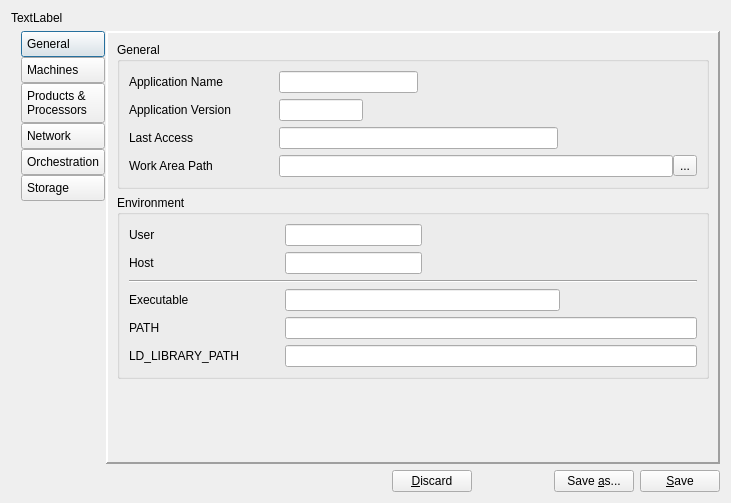
Above: qpfgui/configtool.ui from jc-gonzalez/qpfcoregui before the change. Below: the same form after it.
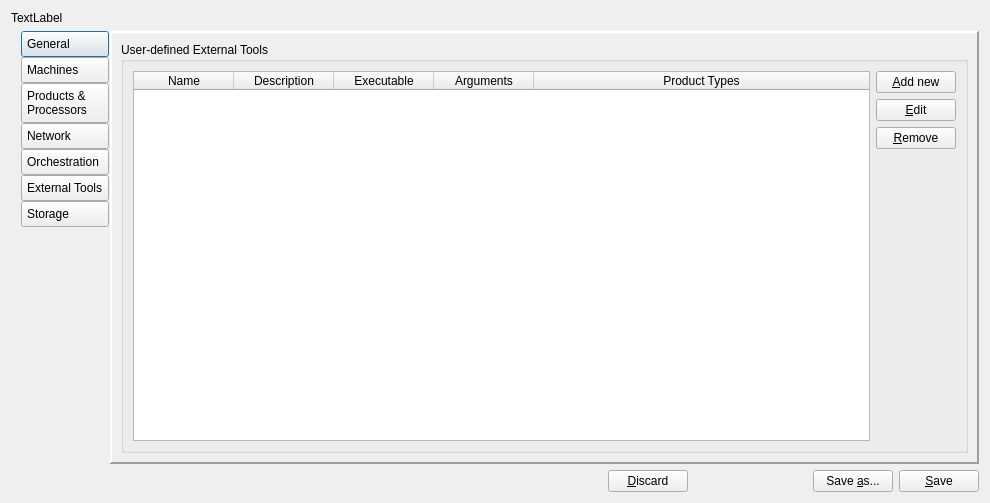
That is the form after the change. Icons and pictures are not drawn.

Commit message: Moved User Defined Tools configuration to a new tab in Config Tool

Patch:
```diff
--- a/qpfgui/configtool.ui
+++ b/qpfgui/configtool.ui
@@ -6,7 +6,7 @@
    <rect>
     <x>0</x>
     <y>0</y>
-    <width>731</width>
+    <width>990</width>
     <height>503</height>
    </rect>
   </property>
@@ -171,6 +171,32 @@
          </attribute>
         </widget>
        </item>
+       <item>
+        <widget class="QPushButton" name="tbtnExtTools">
+         <property name="styleSheet">
+          <string notr="true">QPushButton { text-align: left; padding: 5px; }</string>
+         </property>
+         <property name="text">
+          <string>External Tools</string>
+         </property>
+         <property name="icon">
+          <iconset resource="configtool.qrc">
+           <normaloff>:/img/img/exttools.png</normaloff>:/img/img/exttools.png</iconset>
+         </property>
+         <property name="iconSize">
+          <size>
+           <width>48</width>
+           <height>48</height>
+          </size>
+         </property>
+         <property name="autoExclusive">
+          <bool>true</bool>
+         </property>
+         <attribute name="buttonGroup">
+          <string notr="true">btngrpSection</string>
+         </attribute>
+        </widget>
+       </item>
        <item>
         <widget class="QPushButton" name="tbtnStorage">
          <property name="styleSheet">
@@ -224,7 +250,7 @@
         <number>2</number>
        </property>
        <property name="currentIndex">
-        <number>0</number>
+        <number>5</number>
        </property>
        <widget class="QWidget" name="pageGeneral">
         <layout class="QVBoxLayout" name="verticalLayout_3">
@@ -397,7 +423,11 @@
                </widget>
               </item>
               <item>
-               <widget class="QLineEdit" name="edUser"/>
+               <widget class="QLineEdit" name="edUser">
+                <property name="readOnly">
+                 <bool>true</bool>
+                </property>
+               </widget>
               </item>
               <item>
                <spacer name="horizontalSpacer_14">
@@ -430,7 +460,11 @@
                </widget>
               </item>
               <item>
-               <widget class="QLineEdit" name="edHost"/>
+               <widget class="QLineEdit" name="edHost">
+                <property name="readOnly">
+                 <bool>true</bool>
+                </property>
+               </widget>
               </item>
               <item>
                <spacer name="horizontalSpacer_15">
@@ -470,7 +504,11 @@
                </widget>
               </item>
               <item>
-               <widget class="QLineEdit" name="edExec"/>
+               <widget class="QLineEdit" name="edExec">
+                <property name="readOnly">
+                 <bool>true</bool>
+                </property>
+               </widget>
               </item>
               <item>
                <spacer name="horizontalSpacer_17">
@@ -503,7 +541,11 @@
                </widget>
               </item>
               <item>
-               <widget class="QLineEdit" name="edPATH"/>
+               <widget class="QLineEdit" name="edPATH">
+                <property name="readOnly">
+                 <bool>true</bool>
+                </property>
+               </widget>
               </item>
               <item>
                <spacer name="horizontalSpacer_18">
@@ -536,7 +578,11 @@
                </widget>
               </item>
               <item>
-               <widget class="QLineEdit" name="edLDPATH"/>
+               <widget class="QLineEdit" name="edLDPATH">
+                <property name="readOnly">
+                 <bool>true</bool>
+                </property>
+               </widget>
               </item>
               <item>
                <spacer name="horizontalSpacer_19">
@@ -740,6 +786,95 @@
          </item>
         </layout>
        </widget>
+       <widget class="QWidget" name="pageExtTools">
+        <layout class="QVBoxLayout" name="verticalLayout_14">
+         <item>
+          <widget class="QGroupBox" name="gpboxNet_2">
+           <property name="title">
+            <string>User-defined External Tools</string>
+           </property>
+           <layout class="QHBoxLayout" name="horizontalLayout_14">
+            <item>
+             <widget class="QTableWidget" name="tblwdgUserDefTools">
+              <attribute name="horizontalHeaderStretchLastSection">
+               <bool>true</bool>
+              </attribute>
+              <attribute name="verticalHeaderVisible">
+               <bool>false</bool>
+              </attribute>
+              <attribute name="verticalHeaderStretchLastSection">
+               <bool>false</bool>
+              </attribute>
+              <column>
+               <property name="text">
+                <string>Name</string>
+               </property>
+              </column>
+              <column>
+               <property name="text">
+                <string>Description</string>
+               </property>
+              </column>
+              <column>
+               <property name="text">
+                <string>Executable</string>
+               </property>
+              </column>
+              <column>
+               <property name="text">
+                <string>Arguments</string>
+               </property>
+              </column>
+              <column>
+               <property name="text">
+                <string>Product Types</string>
+               </property>
+              </column>
+             </widget>
+            </item>
+            <item>
+             <layout class="QVBoxLayout" name="verticalLayout_12">
+              <item>
+               <widget class="QPushButton" name="btnAddNew">
+                <property name="text">
+                 <string>&amp;Add new</string>
+                </property>
+               </widget>
+              </item>
+              <item>
+               <widget class="QPushButton" name="btnEdit">
+                <property name="text">
+                 <string>&amp;Edit</string>
+                </property>
+               </widget>
+              </item>
+              <item>
+               <widget class="QPushButton" name="btnRemove">
+                <property name="text">
+                 <string>&amp;Remove</string>
+                </property>
+               </widget>
+              </item>
+              <item>
+               <spacer name="verticalSpacer_3">
+                <property name="orientation">
+                 <enum>Qt::Vertical</enum>
+                </property>
+                <property name="sizeHint" stdset="0">
+                 <size>
+                  <width>20</width>
+                  <height>40</height>
+                 </size>
+                </property>
+               </spacer>
+              </item>
+             </layout>
+            </item>
+           </layout>
+          </widget>
+         </item>
+        </layout>
+       </widget>
        <widget class="QWidget" name="pageStorage">
         <layout class="QVBoxLayout" name="verticalLayout_5">
          <item>
```
Left out of the diff: 74 changed lines with no effect on the pictures. The commit also changes 14 other files.
